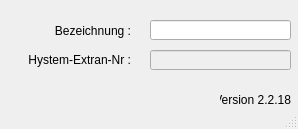
First picture: the form in qkan/database/templates/pumpentypen.ui, repository hoettges/QKan, before the edit.
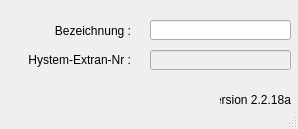
Second picture: the form after the edit.

Patch:
```diff
--- a/qkan/database/templates/pumpentypen.ui
+++ b/qkan/database/templates/pumpentypen.ui
@@ -100,7 +100,7 @@
      <string>Version QKan Import</string>
     </property>
     <property name="text">
-     <string>Version 2.2.18</string>
+     <string>Version 2.2.18a</string>
     </property>
     <property name="alignment">
      <set>Qt::AlignRight|Qt::AlignTrailing|Qt::AlignVCenter</set>
```
